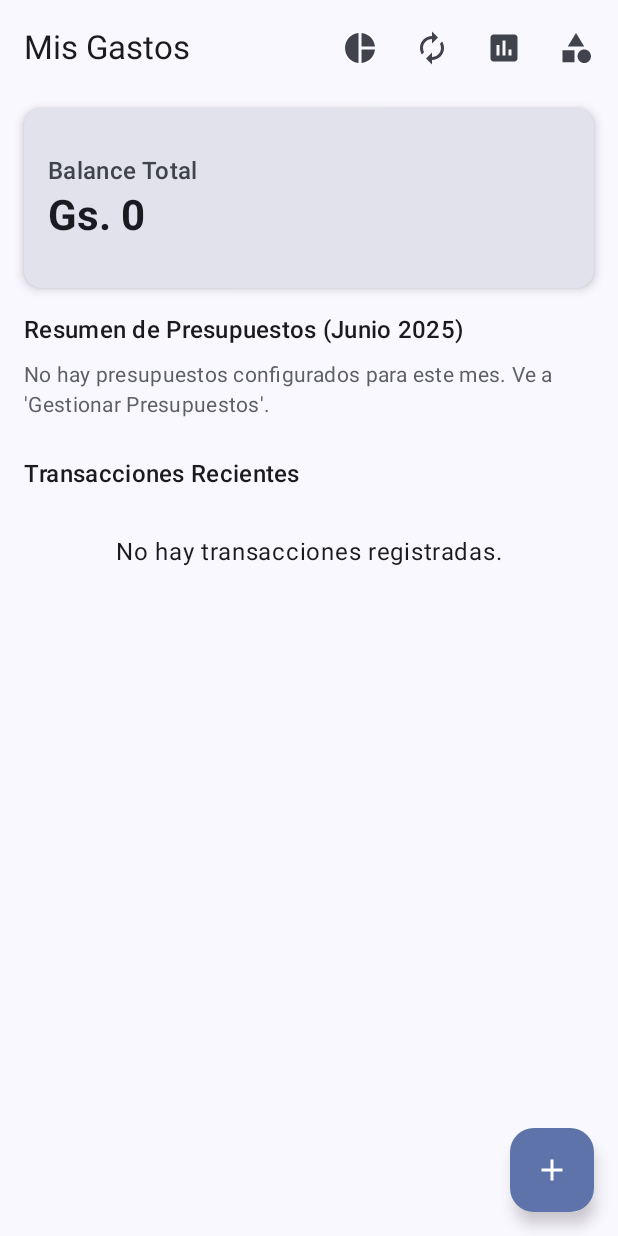
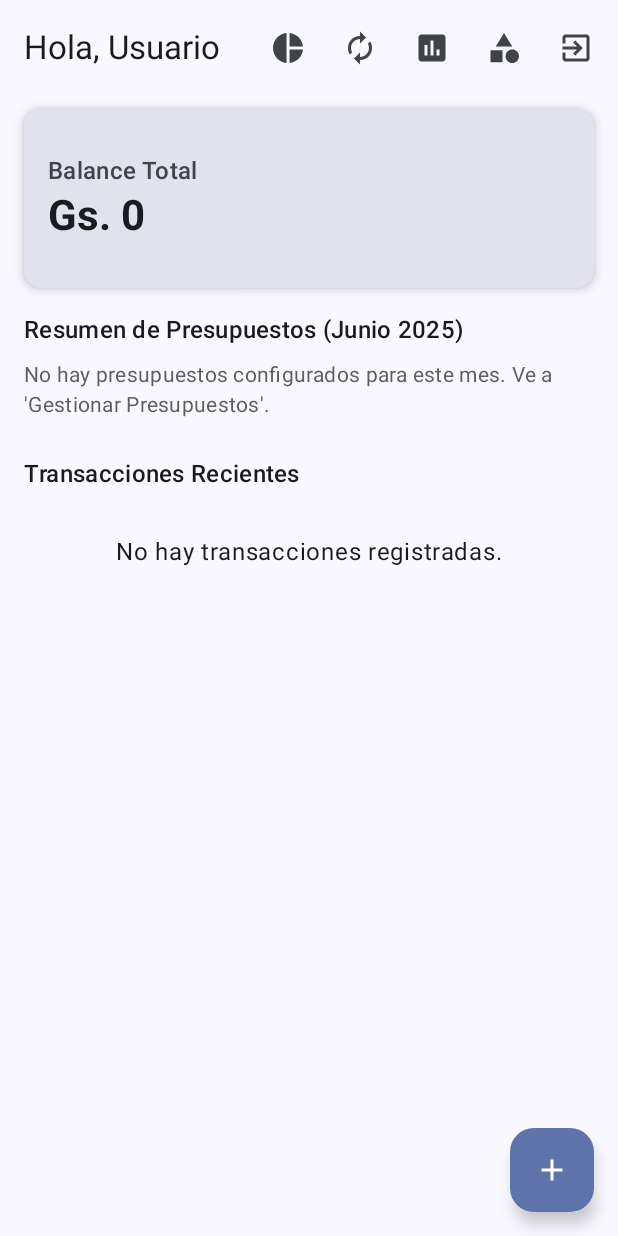
Before and after one commit to juan480ps/Gastos, an Android app built with Jetpack Compose: the HomeScreen screen opened through its navigation route, on a phone screen of 412 x 824 dp. Run offline under Robolectric (Android 15) with nearby library versions, the phone set to English and light mode, and no system bars; our stand-ins replace Room's generated code.

Commit message:
agregado login

```diff
--- a/app/build.gradle.kts
+++ b/app/build.gradle.kts
@@ -89,4 +89,10 @@ dependencies {
 
     // EncryptedSharedPreferences (para seguridad del token)
     implementation ("androidx.security:security-crypto:1.1.0-alpha06")
+
+
+    implementation("androidx.datastore:datastore-preferences:1.0.0")
+
+
+    implementation ("androidx.core:core-ktx:1.12.0' ")
 }
--- a/app/src/main/java/com/uaa/gastos/AppNavigation.kt
+++ b/app/src/main/java/com/uaa/gastos/AppNavigation.kt
@@ -3,14 +3,21 @@ package com.uaa.gastos
 import android.os.Build
 import androidx.annotation.RequiresApi
 import androidx.compose.runtime.Composable
+import androidx.compose.runtime.LaunchedEffect
+import androidx.compose.runtime.collectAsState
+import androidx.compose.runtime.getValue
+import androidx.lifecycle.viewmodel.compose.viewModel
 import androidx.navigation.NavHostController
 import androidx.navigation.NavType
 import androidx.navigation.compose.NavHost
 import androidx.navigation.compose.composable
 import androidx.navigation.navArgument
 import com.uaa.gastos.ui.*
+import com.uaa.gastos.ui.viewmodel.AuthViewModel
 
 object Routes {
+    const val LOGIN = "login"
+    const val REGISTER = "register"
     const val HOME = "home"
     const val ADD_TRANSACTION = "add_transaction"
     const val ADD_CATEGORY = "add_category"
@@ -25,7 +32,30 @@ object Routes {
 @RequiresApi(Build.VERSION_CODES.O)
 @Composable
 fun AppNavigation(navController: NavHostController) {
-    NavHost(navController = navController, startDestination = Routes.HOME) {
+    val authViewModel: AuthViewModel = viewModel()
+    val isLoggedIn by authViewModel.isLoggedIn.collectAsState()
+
+
+    val startDestination = if (isLoggedIn) Routes.HOME else Routes.LOGIN
+
+    LaunchedEffect(isLoggedIn) {
+        if (!isLoggedIn && navController.currentDestination?.route != Routes.LOGIN &&
+            navController.currentDestination?.route != Routes.REGISTER) {
+            navController.navigate(Routes.LOGIN) {
+                popUpTo(0) { inclusive = true }
+            }
+        }
+    }
+
+    NavHost(
+        navController = navController,
+        startDestination = startDestination
+    ) {
+
+        composable(Routes.LOGIN) { LoginScreen(navController) }
+        composable(Routes.REGISTER) { RegisterScreen(navController) }
+
+
         composable(Routes.HOME) { HomeScreen(navController) }
         composable(Routes.ADD_TRANSACTION) { AddTransactionScreen(navController) }
         composable(Routes.ADD_CATEGORY) { AddCategoryScreen(navController) }
@@ -45,7 +75,6 @@ fun AppNavigation(navController: NavHostController) {
             val transactionId = backStackEntry.arguments?.getInt(Routes.ARG_RECURRING_TRANSACTION_ID)
             AddEditRecurringTransactionScreen(
                 navController = navController,
-
                 recurringTransactionId = if (transactionId == -1) null else transactionId
             )
         }
--- a/app/src/main/java/com/uaa/gastos/data/AppDatabase.kt
+++ b/app/src/main/java/com/uaa/gastos/data/AppDatabase.kt
@@ -20,17 +20,18 @@ class Converters {
         TransactionEntity::class,
         CategoryEntity::class,
         BudgetEntity::class,
-        RecurringTransactionEntity::class
+        RecurringTransactionEntity::class,
+        UserEntity::class
     ],
     version = 4
 )
-
 @TypeConverters(Converters::class)
 abstract class AppDatabase : RoomDatabase() {
     abstract fun transactionDao(): TransactionDao
     abstract fun categoryDao(): CategoryDao
     abstract fun budgetDao(): BudgetDao
     abstract fun recurringTransactionDao(): RecurringTransactionDao
+    abstract fun userDao(): UserDao
 
     companion object {
         @Volatile private var INSTANCE: AppDatabase? = null
--- a/app/src/main/java/com/uaa/gastos/data/UserDao.kt
+++ b/app/src/main/java/com/uaa/gastos/data/UserDao.kt
@@ -0,0 +1,21 @@
+package com.uaa.gastos.data
+
+import androidx.room.*
+
+@Dao
+interface UserDao {
+    @Insert(onConflict = OnConflictStrategy.ABORT)
+    suspend fun insert(user: UserEntity): Long
+
+    @Query("SELECT * FROM users WHERE email = :email AND password = :password LIMIT 1")
+    suspend fun login(email: String, password: String): UserEntity?
+
+    @Query("SELECT * FROM users WHERE email = :email LIMIT 1")
+    suspend fun getUserByEmail(email: String): UserEntity?
+
+    @Query("SELECT * FROM users WHERE id = :userId LIMIT 1")
+    suspend fun getUserById(userId: Int): UserEntity?
+
+    @Update
+    suspend fun update(user: UserEntity)
+}
--- a/app/src/main/java/com/uaa/gastos/ui/HomeScreen.kt
+++ b/app/src/main/java/com/uaa/gastos/ui/HomeScreen.kt
@@ -9,10 +9,14 @@ import androidx.compose.material.icons.Icons
 import androidx.compose.material.icons.filled.Add
 import androidx.compose.material.icons.filled.Assessment
 import androidx.compose.material.icons.filled.Category
+import androidx.compose.material.icons.filled.ExitToApp
 import androidx.compose.material3.*
 import androidx.compose.runtime.Composable
 import androidx.compose.runtime.collectAsState
 import androidx.compose.runtime.getValue
+import androidx.compose.runtime.mutableStateOf
+import androidx.compose.runtime.remember
+import androidx.compose.runtime.setValue
 import androidx.compose.ui.Alignment
 import androidx.compose.ui.Modifier
 import androidx.compose.ui.graphics.Color
@@ -22,6 +26,7 @@ import androidx.lifecycle.viewmodel.compose.viewModel
 import androidx.navigation.NavController
 import com.uaa.gastos.Routes
 import com.uaa.gastos.model.Budget
+import com.uaa.gastos.ui.viewmodel.AuthViewModel
 import com.uaa.gastos.ui.viewmodel.BudgetViewModel
 import com.uaa.gastos.ui.viewmodel.TransactionViewModel
 import java.text.NumberFormat
@@ -39,7 +44,8 @@ fun HomeScreen(
     navController: NavController,
     transactionViewModel: TransactionViewModel = viewModel(),
     budgetViewModel: BudgetViewModel = viewModel(),
-            recurringTransactionViewModel: RecurringTransactionViewModel = viewModel()
+    recurringTransactionViewModel: RecurringTransactionViewModel = viewModel(),
+    authViewModel: AuthViewModel = viewModel()
 ) {
     val transactions by transactionViewModel.transactions.collectAsState()
     val budgetsWithSpending by budgetViewModel.budgetsWithSpendingForCurrentMonth.collectAsState(initial = emptyList())
@@ -48,6 +54,8 @@ fun HomeScreen(
         maximumFractionDigits = 0
     }
     val monthDisplayFormatter = DateTimeFormatter.ofPattern("MMMM yyyy", Locale("es", "ES"))
+    var showLogoutDialog by remember { mutableStateOf(false) }
+    val userName = authViewModel.getCurrentUserName() ?: "Usuario"
 
     LaunchedEffect(Unit) {
         recurringTransactionViewModel.processDueRecurringTransactions()
@@ -56,7 +64,7 @@ fun HomeScreen(
     Scaffold(
         topBar = {
             TopAppBar(
-                title = { Text("Mis Gastos") },
+                title = { Text("Hola, $userName") },
                 actions = {
                     IconButton(onClick = { navController.navigate(Routes.CHARTS_SCREEN) }) {
                         Icon(Icons.Filled.PieChart, contentDescription = "Ver Gráficos")
@@ -69,6 +77,9 @@ fun HomeScreen(
                     }
                     IconButton(onClick = { navController.navigate(Routes.CATEGORIES_LIST) }) {
                         Icon(Icons.Filled.Category, contentDescription = "Gestionar Categorías")
+                    }
+                    IconButton(onClick = { showLogoutDialog = true }) {
+                        Icon(Icons.Filled.ExitToApp, contentDescription = "Cerrar Sesión")
                     }
                 }
             )
@@ -131,6 +142,31 @@ fun HomeScreen(
             }
         }
     }
+
+    if (showLogoutDialog) {
+        AlertDialog(
+            onDismissRequest = { showLogoutDialog = false },
+            title = { Text("Cerrar Sesión") },
+            text = { Text("¿Estás seguro de que deseas cerrar sesión?") },
+            confirmButton = {
+                TextButton(
+                    onClick = {
+                        authViewModel.logout()
+                        navController.navigate(Routes.LOGIN) {
+                            popUpTo(0) { inclusive = true }
+                        }
+                    }
+                ) {
+                    Text("Sí")
+                }
+            },
+            dismissButton = {
+                TextButton(onClick = { showLogoutDialog = false }) {
+                    Text("Cancelar")
+                }
+            }
+        )
+    }
 }
 
 @Composable
--- a/app/src/main/java/com/uaa/gastos/ui/LoginScreen.kt
+++ b/app/src/main/java/com/uaa/gastos/ui/LoginScreen.kt
@@ -0,0 +1,132 @@
+package com.uaa.gastos.ui
+
+import androidx.compose.foundation.layout.*
+import androidx.compose.foundation.text.KeyboardOptions
+import androidx.compose.material.icons.Icons
+import androidx.compose.material.icons.filled.Visibility
+import androidx.compose.material.icons.filled.VisibilityOff
+import androidx.compose.material3.*
+import androidx.compose.runtime.*
+import androidx.compose.ui.Alignment
+import androidx.compose.ui.Modifier
+import androidx.compose.ui.platform.LocalContext
+import androidx.compose.ui.text.font.FontWeight
+import androidx.compose.ui.text.input.KeyboardType
+import androidx.compose.ui.text.input.PasswordVisualTransformation
+import androidx.compose.ui.text.input.VisualTransformation
+import androidx.compose.ui.unit.dp
+import androidx.lifecycle.viewmodel.compose.viewModel
+import androidx.navigation.NavController
+import com.uaa.gastos.Routes
+import com.uaa.gastos.ui.viewmodel.AuthViewModel
+import android.widget.Toast
+
+@OptIn(ExperimentalMaterial3Api::class)
+@Composable
+fun LoginScreen(
+    navController: NavController,
+    authViewModel: AuthViewModel = viewModel()
+) {
+    var email by remember { mutableStateOf("") }
+    var password by remember { mutableStateOf("") }
+    var passwordVisible by remember { mutableStateOf(false) }
+    val isLoading by authViewModel.isLoading.collectAsState()
+    val context = LocalContext.current
+
+    Scaffold { paddingValues ->
+        Column(
+            modifier = Modifier
+                .fillMaxSize()
+                .padding(paddingValues)
+                .padding(24.dp),
+            horizontalAlignment = Alignment.CenterHorizontally,
+            verticalArrangement = Arrangement.Center
+        ) {
+            Text(
+                text = "Mis Gastos",
+                style = MaterialTheme.typography.headlineLarge,
+                fontWeight = FontWeight.Bold,
+                color = MaterialTheme.colorScheme.primary
+            )
+
+            Spacer(modifier = Modifier.height(8.dp))
+
+            Text(
+                text = "Iniciar Sesión",
+                style = MaterialTheme.typography.titleLarge
+            )
+
+            Spacer(modifier = Modifier.height(32.dp))
+
+            OutlinedTextField(
+                value = email,
+                onValueChange = { email = it },
+                label = { Text("Email") },
+                keyboardOptions = KeyboardOptions(keyboardType = KeyboardType.Email),
+                modifier = Modifier.fillMaxWidth(),
+                singleLine = true,
+                enabled = !isLoading
+            )
+
+            Spacer(modifier = Modifier.height(16.dp))
+
+            OutlinedTextField(
+                value = password,
+                onValueChange = { password = it },
+                label = { Text("Contraseña") },
+                visualTransformation = if (passwordVisible) VisualTransformation.None else PasswordVisualTransformation(),
+                keyboardOptions = KeyboardOptions(keyboardType = KeyboardType.Password),
+                trailingIcon = {
+                    IconButton(onClick = { passwordVisible = !passwordVisible }) {
+                        Icon(
+                            imageVector = if (passwordVisible) Icons.Filled.Visibility else Icons.Filled.VisibilityOff,
+                            contentDescription = if (passwordVisible) "Ocultar contraseña" else "Mostrar contraseña"
+                        )
+                    }
+                },
+                modifier = Modifier.fillMaxWidth(),
+                singleLine = true,
+                enabled = !isLoading
+            )
+
+            Spacer(modifier = Modifier.height(24.dp))
+
+            Button(
+                onClick = {
+                    authViewModel.login(
+                        email = email,
+                        password = password,
+                        onSuccess = {
+                            navController.navigate(Routes.HOME) {
+                                popUpTo(Routes.LOGIN) { inclusive = true }
+                            }
+                        },
+                        onError = { errorMsg ->
+                            Toast.makeText(context, errorMsg, Toast.LENGTH_LONG).show()
+                        }
+                    )
+                },
+                modifier = Modifier.fillMaxWidth(),
+                enabled = !isLoading
+            ) {
+                if (isLoading) {
+                    CircularProgressIndicator(
+                        modifier = Modifier.size(16.dp),
+                        color = MaterialTheme.colorScheme.onPrimary
+                    )
+                } else {
+                    Text("Iniciar Sesión")
+                }
+            }
+
+            Spacer(modifier = Modifier.height(16.dp))
+
+            TextButton(
+                onClick = { navController.navigate(Routes.REGISTER) },
+                enabled = !isLoading
+            ) {
+                Text("¿No tienes cuenta? Regístrate")
+            }
+        }
+    }
+}
--- a/app/src/main/java/com/uaa/gastos/utils/SessionManager.kt
+++ b/app/src/main/java/com/uaa/gastos/utils/SessionManager.kt
@@ -1,34 +1,63 @@
-package com.uaa.gastos.auth
+package com.uaa.gastos.utils
 
 import android.content.Context
-import androidx.datastore.core.DataStore
-import androidx.datastore.preferences.core.Preferences
-import androidx.datastore.preferences.core.edit
-import androidx.datastore.preferences.core.intPreferencesKey
-import androidx.datastore.preferences.preferencesDataStore
-import kotlinx.coroutines.flow.Flow
-import kotlinx.coroutines.flow.map
+import android.content.SharedPreferences
+import androidx.core.content.edit
+import kotlinx.coroutines.flow.MutableStateFlow
+import kotlinx.coroutines.flow.StateFlow
+import kotlinx.coroutines.flow.asStateFlow
 
-class SessionManager(private val context: Context) {
-    private val Context.dataStore: DataStore<Preferences> by preferencesDataStore(name = "session")
+class SessionManager(context: Context) {
+    private val prefs: SharedPreferences = context.getSharedPreferences("user_session", Context.MODE_PRIVATE)
+
+    private val _userIdFlow = MutableStateFlow(getUserId())
+    val userIdFlow: StateFlow<Int> = _userIdFlow.asStateFlow()
 
     companion object {
-        val USER_ID_KEY = intPreferencesKey("user_id")
+        const val USER_ID = "user_id"
+        const val USER_EMAIL = "user_email"
+        const val USER_NAME = "user_name"
+        const val IS_LOGGED_IN = "is_logged_in"
     }
 
-    suspend fun saveUserId(userId: Int) {
-        context.dataStore.edit { preferences ->
-            preferences[USER_ID_KEY] = userId
+    init {
+        prefs.registerOnSharedPreferenceChangeListener { _, key ->
+            if (key == USER_ID) {
+                _userIdFlow.value = getUserId()
+            }
         }
     }
 
-    suspend fun clearSession() {
-        context.dataStore.edit { preferences ->
-            preferences.remove(USER_ID_KEY)
+    fun saveUserSession(userId: Int, email: String, name: String) {
+        prefs.edit {
+            putInt(USER_ID, userId)
+            putString(USER_EMAIL, email)
+            putString(USER_NAME, name)
+            putBoolean(IS_LOGGED_IN, true)
         }
+        _userIdFlow.value = userId
     }
 
-    val userIdFlow: Flow<Int?> = context.dataStore.data.map { preferences ->
-        preferences[USER_ID_KEY]
+    fun isLoggedIn(): Boolean {
+        return prefs.getBoolean(IS_LOGGED_IN, false)
+    }
+
+    fun getUserId(): Int {
+        return prefs.getInt(USER_ID, 0)
+    }
+
+    fun getUserEmail(): String? {
+        return prefs.getString(USER_EMAIL, null)
+    }
+
+    fun getUserName(): String? {
+        return prefs.getString(USER_NAME, null)
+    }
+
+    fun logout() {
+        prefs.edit {
+            clear()
+        }
+        _userIdFlow.value = 0
     }
 }
```
Also changed, not shown: app/src/main/java/com/uaa/gastos/data/UserEntity.kt (+17 -0 lines), app/src/main/java/com/uaa/gastos/ui/RegisterScreen.kt (+169 -0 lines), app/src/main/java/com/uaa/gastos/ui/viewmodel/AuthViewModel.kt (+124 -0 lines).
